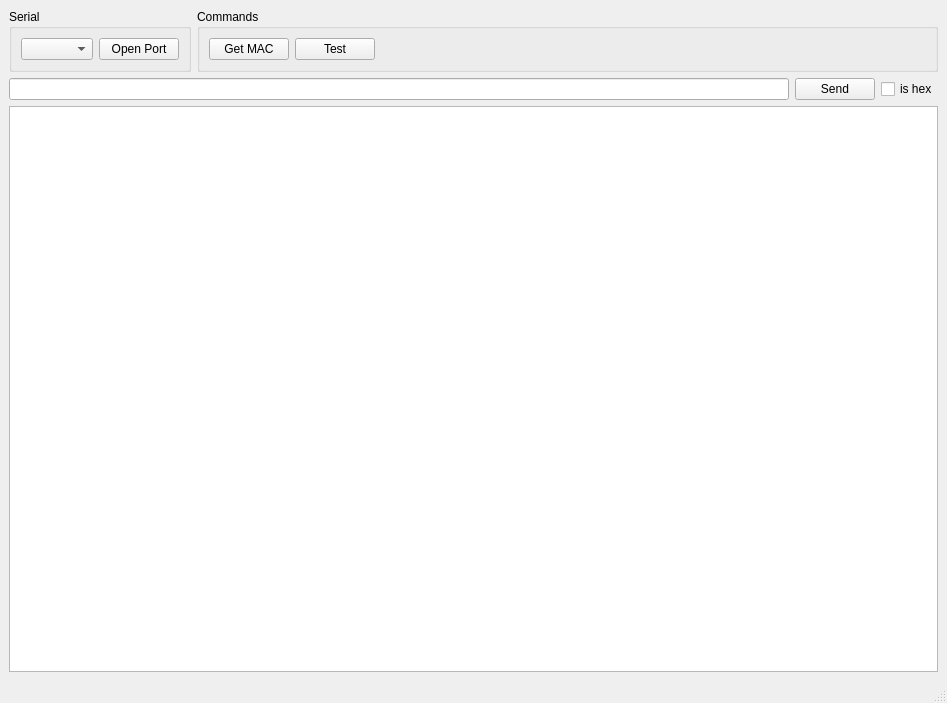
Above: Console/consoleView.ui from erudisill/bitstorm-gateway before the change. Below: the same form after it.
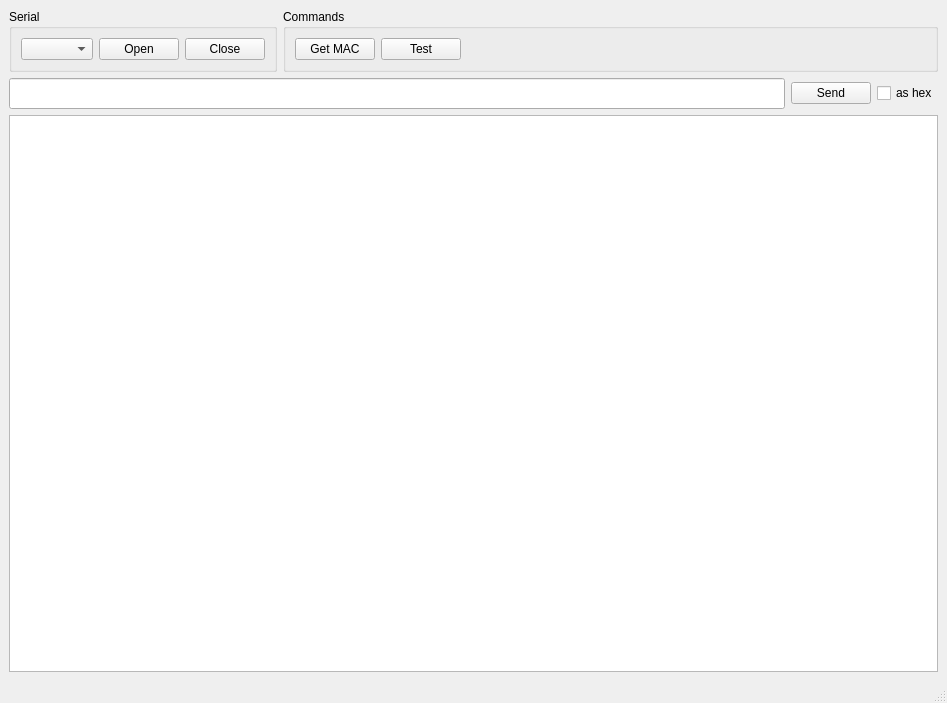
That is the form after the change.

Commit message: Fixed cpSerial emit passing data by reference; Added color; Added Close

```diff
--- a/Console/consoleView.ui
+++ b/Console/consoleView.ui
@@ -29,7 +29,14 @@
          <item>
           <widget class="QPushButton" name="buttonOpenPort">
            <property name="text">
-            <string>Open Port</string>
+            <string>Open</string>
+           </property>
+          </widget>
+         </item>
+         <item>
+          <widget class="QPushButton" name="buttonClosePort">
+           <property name="text">
+            <string>Close</string>
            </property>
           </widget>
          </item>
@@ -77,7 +84,14 @@
     <item>
      <layout class="QHBoxLayout" name="horizontalLayout_5">
       <item>
-       <widget class="QLineEdit" name="lineData"/>
+       <widget class="QLineEdit" name="lineData">
+        <property name="font">
+         <font>
+          <family>Monaco</family>
+          <pointsize>12</pointsize>
+         </font>
+        </property>
+       </widget>
       </item>
       <item>
        <widget class="QPushButton" name="buttonSend">
@@ -89,7 +103,7 @@
       <item>
        <widget class="QCheckBox" name="checkHex">
         <property name="text">
-         <string>is hex</string>
+         <string>as hex</string>
         </property>
        </widget>
       </item>
@@ -99,10 +113,10 @@
      <widget class="QTextEdit" name="textLog">
       <property name="font">
        <font>
-        <family>Courier New</family>
+        <family>Monaco</family>
         <pointsize>12</pointsize>
-        <weight>75</weight>
-        <bold>true</bold>
+        <weight>50</weight>
+        <bold>false</bold>
        </font>
       </property>
       <property name="lineWrapMode">
```
The commit also changes 6 other files.
